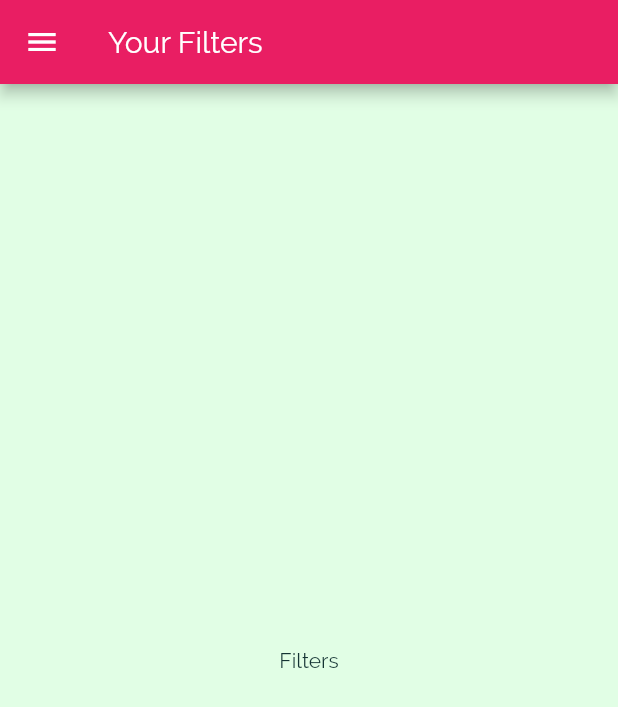
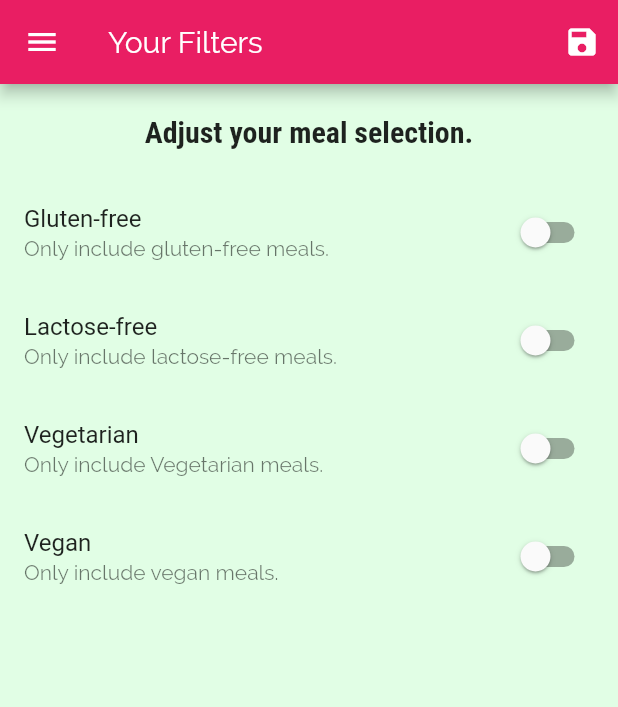
Before and after one commit to JhonnathaMonteiro/meals_app, a Flutter app: the FilterScreen screen opened by its route, on a phone screen of 412 x 824 dp. Shown: the top 707 px of the screen. Run offline on Flutter 3.47's test engine with Material 2 defaults, Android fonts, the phone set to English and light mode, and no system bars.

Commit message:
added filtering feature

```diff
--- a/lib/main.dart
+++ b/lib/main.dart
@@ -1,14 +1,52 @@
 import 'package:flutter/material.dart';
 
+import './dummy_data.dart';
 import './screens/filter_screen.dart';
 import './screens/tabs_screen.dart';
 import './screens/meal_detail_screen.dart';
 import './screens/categorie_meals_screen.dart';
 import './screens/categories_screen.dart';
+import './models/meal.dart';
 
 void main() => runApp(MyApp());
 
-class MyApp extends StatelessWidget {
+class MyApp extends StatefulWidget {
+  @override
+  _MyAppState createState() => _MyAppState();
+}
+
+class _MyAppState extends State<MyApp> {
+  Map<String, bool> _filters = {
+    'gluten': false,
+    'lactose': false,
+    'vegetarian': false,
+    'vegan': false,
+  };
+
+  List<Meal> _avaliablesMeals = DUMMY_MEALS;
+
+  void _setFilters(Map<String, bool> filterData) {
+    setState(() {
+      _filters = filterData;
+
+      _avaliablesMeals = DUMMY_MEALS.where((meal) {
+        if (_filters['gluten'] && !meal.isGlutenFree) {
+          return false;
+        }
+        if (_filters['lactose'] && !meal.isLactoseFree) {
+          return false;
+        }
+        if (_filters['vegan'] && !meal.isVegan) {
+          return false;
+        }
+        if (_filters['vegetarian'] && !meal.isVegetarian) {
+          return false;
+        }
+        return true;
+      }).toList();
+    });
+  }
+
   @override
   Widget build(BuildContext context) {
     return MaterialApp(
@@ -34,9 +72,10 @@ class MyApp extends StatelessWidget {
       // home: CategoriesScreen(),
       routes: {
         '/': (ctx) => TabsScreen(),
-        CategoryMealsScreen.routeName: (ctx) => CategoryMealsScreen(),
+        CategoryMealsScreen.routeName: (ctx) =>
+            CategoryMealsScreen(_avaliablesMeals),
         MealDetailScreen.routeName: (ctx) => MealDetailScreen(),
-        FilterScreen.routeName: (ctx) => FilterScreen(),
+        FilterScreen.routeName: (ctx) => FilterScreen(_filters, _setFilters),
       },
       // onGenerateRoute: (settings) {
       //   print(settings);
--- a/lib/screens/categorie_meals_screen.dart
+++ b/lib/screens/categorie_meals_screen.dart
@@ -6,6 +6,10 @@ import '../models/meal.dart';
 
 class CategoryMealsScreen extends StatefulWidget {
   static const routeName = '/category-meals';
+
+  final List<Meal> avaliableMeals;
+
+  CategoryMealsScreen(this.avaliableMeals);
 
   @override
   _CategoryMealsScreenState createState() => _CategoryMealsScreenState();
@@ -29,7 +33,7 @@ class _CategoryMealsScreenState extends State<CategoryMealsScreen> {
           ModalRoute.of(context).settings.arguments as Map<String, String>;
       categoryTitle = routeArgs['title'];
       final categoryId = routeArgs['id'];
-      displayedMeals = DUMMY_MEALS.where((meal) {
+      displayedMeals = widget.avaliableMeals.where((meal) {
         return meal.categories.contains(categoryId);
       }).toList();
       _loadedInitData = true;
--- a/lib/screens/filter_screen.dart
+++ b/lib/screens/filter_screen.dart
@@ -2,17 +2,118 @@ import 'package:flutter/material.dart';
 
 import '../widgets/main_drawer.dart';
 
-class FilterScreen extends StatelessWidget {
+class FilterScreen extends StatefulWidget {
   static const routeName = '/filters';
+
+  final Function saveFilters;
+  final Map<String, bool> currentFilters;
+
+  FilterScreen(this.currentFilters, this.saveFilters);
+
+  @override
+  _FilterScreenState createState() => _FilterScreenState();
+}
+
+class _FilterScreenState extends State<FilterScreen> {
+  bool _glutenFree = false;
+  bool _vegetarian = false;
+  bool _vegan = false;
+  bool _lactoseFree = false;
+
+  @override
+  initState() {
+    _glutenFree = widget.currentFilters['gluten'];
+    _vegetarian = widget.currentFilters['vegetarian'];
+    _vegan = widget.currentFilters['vegan'];
+    _lactoseFree = widget.currentFilters['lactose'];
+    super.initState();
+  }
+
+  Widget _buildSwitchTile(
+    String title,
+    String description,
+    bool currentValue,
+    Function updateValue,
+  ) {
+    return SwitchListTile(
+      title: Text(title),
+      value: currentValue,
+      subtitle: Text(description),
+      onChanged: updateValue,
+    );
+  }
 
   @override
   Widget build(BuildContext context) {
     return Scaffold(
       appBar: AppBar(
         title: Text('Your Filters'),
+        actions: <Widget>[
+          IconButton(
+            icon: Icon(Icons.save),
+            onPressed: () {
+              final selectedFilters = {
+                'gluten': _glutenFree,
+                'lactose': _lactoseFree,
+                'vegetarian': _vegetarian,
+                'vegan': _vegan,
+              };
+              widget.saveFilters(selectedFilters);
+            },
+          )
+        ],
       ),
-      body: Center(
-        child: Text('Filters'),
+      body: Column(
+        children: <Widget>[
+          Container(
+            padding: EdgeInsets.all(20),
+            child: Text(
+              'Adjust your meal selection.',
+              style: Theme.of(context).textTheme.headline6,
+            ),
+          ),
+          Expanded(
+            child: ListView(
+              children: <Widget>[
+                _buildSwitchTile('Gluten-free',
+                    'Only include gluten-free meals.', _glutenFree, (newValue) {
+                  setState(
+                    () {
+                      _glutenFree = newValue;
+                    },
+                  );
+                }),
+                _buildSwitchTile(
+                    'Lactose-free',
+                    'Only include lactose-free meals.',
+                    _lactoseFree, (newValue) {
+                  setState(
+                    () {
+                      _lactoseFree = newValue;
+                    },
+                  );
+                }),
+                _buildSwitchTile(
+                    'Vegetarian', 'Only include Vegetarian meals.', _vegetarian,
+                    (newValue) {
+                  setState(
+                    () {
+                      _vegetarian = newValue;
+                    },
+                  );
+                }),
+                _buildSwitchTile('Vegan', 'Only include vegan meals.', _vegan,
+                    (newValue) {
+                  setState(
+                    () {
+                      _vegan = newValue;
+                    },
+                  );
+                }),
+              ],
+            ),
+          ),
+        ],
       ),
       drawer: MainDrawer(),
     );
```
